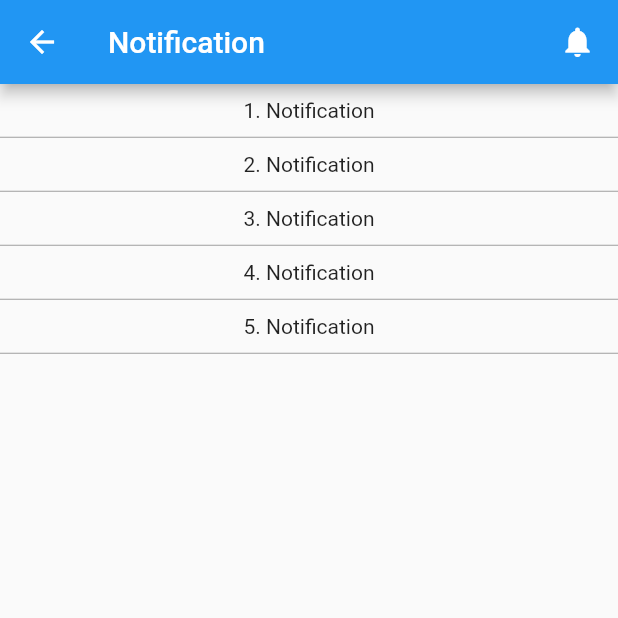
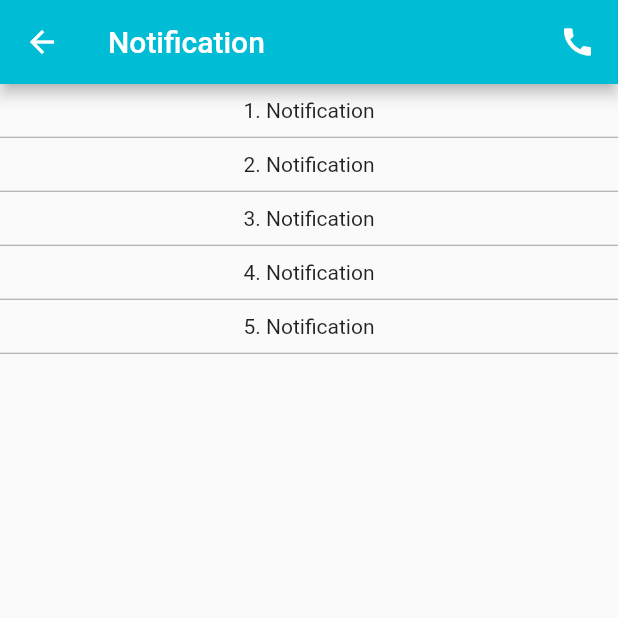
Before and after one commit to Haffshah/AppBar-Drawer-Tabbar-Example, a Flutter app: the ThirdPage screen opened directly, after a tap on the "notifications" icon, on a phone screen of 412 x 824 dp, the top half of it. Run offline on Flutter 3.47's test engine with Material 2 defaults, Android fonts, the phone set to English and light mode, and no system bars.

Commit message:
App Icon change

```diff
--- a/lib/CustomeAppBar.dart
+++ b/lib/CustomeAppBar.dart
@@ -2,15 +2,16 @@ import 'package:flutter/cupertino.dart';
 import 'package:flutter/material.dart';
 
 class CustomAppBar extends AppBar {
-  CustomAppBar({Key? key, required Widget title})
-      : super(key: key, title: title, actions: <Widget>[
-          Padding(
-            padding: const EdgeInsets.only(right: 15.0),
-            child: Icon(
-              Icons.notifications,
-            ),
-          ),
-        ]);
+  CustomAppBar(
+      {Key? key,
+      required Widget title,
+      Color backgroundColor = Colors.cyan,
+      List<Widget>? actions})
+      : super(
+            key: key,
+            title: title,
+            backgroundColor: backgroundColor,
+  actions: actions);
 }
 
 class ThirdPage extends StatelessWidget {
@@ -19,7 +20,7 @@ class ThirdPage extends StatelessWidget {
   @override
   Widget build(BuildContext context) {
     return Scaffold(
-      appBar: AppBar(
+      appBar: CustomAppBar(
         backgroundColor: Colors.amber,
         title: Text('Custom AppBar'),
         actions: [
@@ -67,6 +68,19 @@ class ThirdPage extends StatelessWidget {
               Text(
                 'Click On Top Right Notification Icon to See Custom Appbar Use',
                 style: TextStyle(fontSize: 25.0, color: Colors.white),
+              ), SizedBox(
+                height: 50.0,
+              ),
+              TextButton(
+                onPressed: () {
+                  Navigator.push(
+                    context,
+                    MaterialPageRoute(
+                      builder: (context) => FourthPage(),
+                    ),
+                  );
+                },
+                child: Text('Next Page', style: TextStyle(color: Colors.cyan, fontSize: 25.0),),
               ),
             ],
           ),
@@ -181,7 +195,13 @@ class DrawerEndClass extends StatelessWidget {
   Widget build(BuildContext context) {
     return Scaffold(
       appBar: CustomAppBar(
+
         title: Text('Notification'),
+        actions: [Padding(
+
+          padding: const EdgeInsets.only(right: 15.0),
+          child: Icon(Icons.call),
+        ),],
       ),
       body: Column(
         children: [
@@ -245,3 +265,22 @@ class DrawerEndClass extends StatelessWidget {
     );
   }
 }
+
+class FourthPage extends StatelessWidget {
+  const FourthPage({Key? key}) : super(key: key);
+
+  @override
+  Widget build(BuildContext context) {
+    return Scaffold(
+      appBar: CustomAppBar(
+        title: Text('Fourth Page '),
+        // backgroundColor: Colors.green,
+        actions: [Padding(
+
+      padding: const EdgeInsets.only(right: 15.0),
+          child: Icon(Icons.call),
+        ),],
+      ),
+    );
+  }
+}
```
Also changed, not shown: 5 other files.
